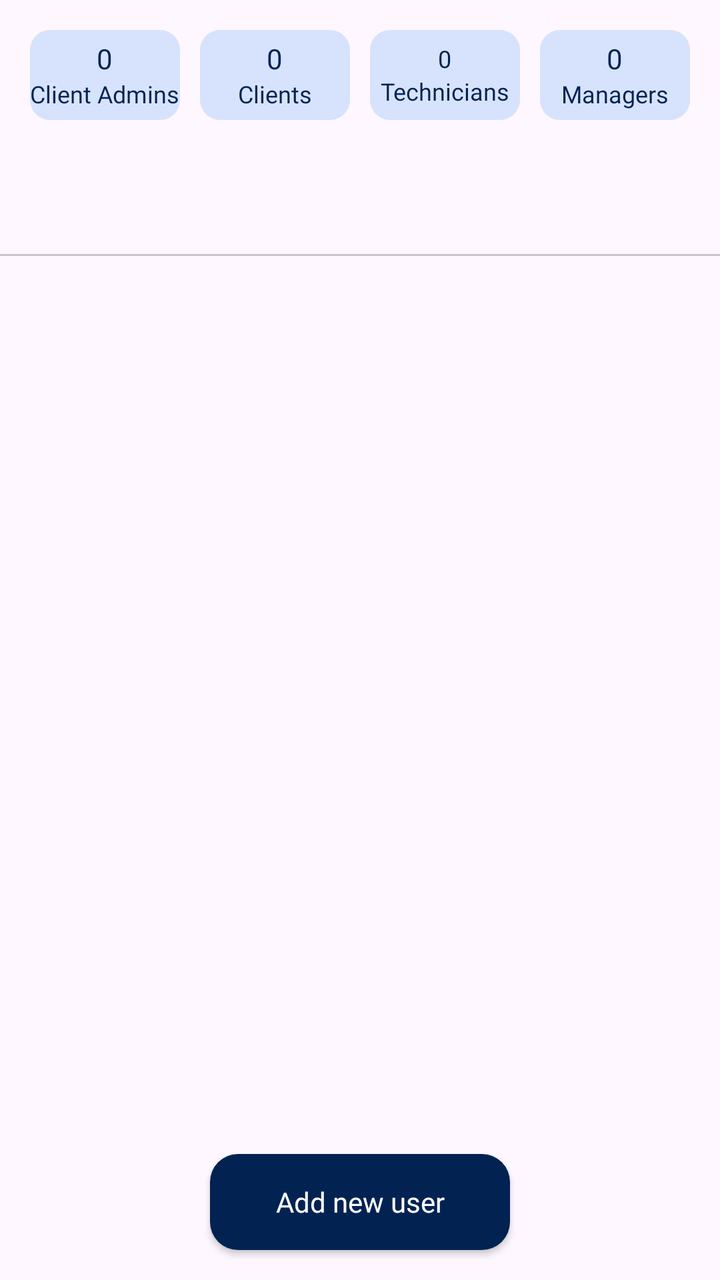
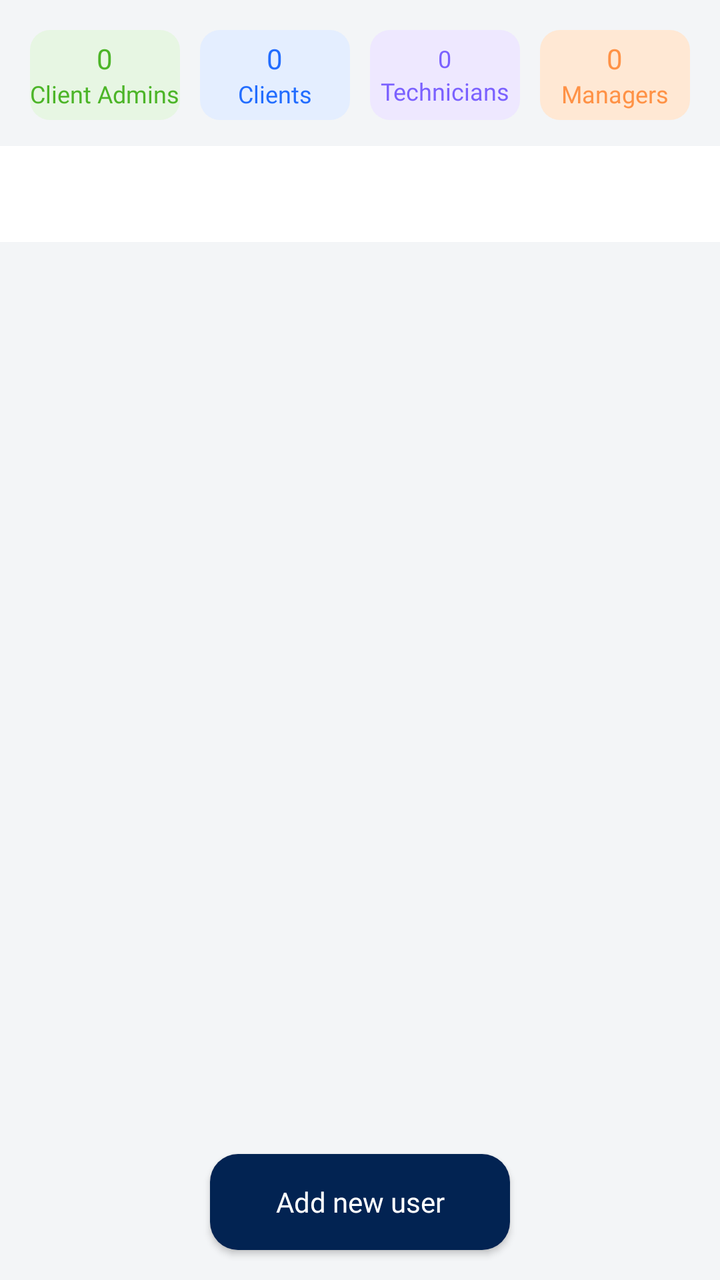

The first picture is an Android layout as it rendered before a commit; the second is the same layout after the commit. The layout source and the unified diff follow.
<!-- AndroidManifest.xml: application theme Theme.Evergreen -->
<!-- res/layout/fragment_list_all_a_m_c_technicians.xml -->
<?xml version="1.0" encoding="utf-8"?>
<androidx.constraintlayout.widget.ConstraintLayout xmlns:android="http://schemas.android.com/apk/res/android"
    xmlns:app="http://schemas.android.com/apk/res-auto"
    xmlns:tools="http://schemas.android.com/tools"
    android:layout_width="match_parent"
    android:layout_height="match_parent"
    tools:context=".fragments.ListAllAMCTechniciansFragment">


    <include
        android:layout_marginTop="@dimen/_10sdp"
        android:layout_marginHorizontal="@dimen/_10sdp"
        app:layout_constraintTop_toTopOf="parent"
        android:id="@+id/buttons"
        android:layout_width="match_parent"
        android:layout_height="@dimen/_55sdp"
        layout="@layout/amc_buttons"/>

    <androidx.viewpager2.widget.ViewPager2
        android:id="@+id/viewPager"
        android:layout_width="0dp"
        android:layout_height="0dp"
        app:layout_constraintBottom_toBottomOf="parent"
        app:layout_constraintTop_toBottomOf="@+id/tabLayout"
        app:layout_constraintEnd_toEndOf="parent"
        app:layout_constraintStart_toStartOf="parent"/>
    <com.google.android.material.tabs.TabLayout
        android:id="@+id/tabLayout"
        app:tabTextAppearance="@style/CustomTabTextAppearance"
        app:tabIndicatorAnimationMode="elastic"
        app:tabIndicatorFullWidth="false"
        app:tabTextColor="@color/gray1"
        app:tabBackground="@color/white"
        android:layout_marginTop="@dimen/_15sdp"
        android:contentDescription="@string/menu"
        app:tabSelectedTextColor="@color/black_blue1"
        android:layout_width="match_parent"
        android:layout_height="wrap_content"
        app:layout_constraintTop_toBottomOf="@+id/buttons"
        app:layout_constraintStart_toStartOf="parent"
        app:layout_constraintEnd_toEndOf="parent"
        app:tabMode="fixed"
        app:tabGravity="fill"/>
    <androidx.appcompat.widget.AppCompatButton
        android:textColor="@color/white"
        android:id="@+id/adduser"
        android:minWidth="@dimen/_150sdp"
        android:backgroundTint="@color/black_blue"
        android:fontFamily="@font/roboto_medium"
        android:background="@drawable/shape_rectangle_radius"
        android:textAllCaps="false"
        android:text="Add new user"
       android:layout_marginVertical="@dimen/_15sdp"
        app:layout_constraintBottom_toBottomOf="parent"
        app:layout_constraintStart_toStartOf="parent"
        app:layout_constraintEnd_toEndOf="parent"
        android:layout_width="wrap_content"
        android:layout_height="wrap_content"/>
</androidx.constraintlayout.widget.ConstraintLayout>
<!-- res/layout/amc_buttons.xml (included above) -->
<?xml version="1.0" encoding="utf-8"?>
<LinearLayout xmlns:android="http://schemas.android.com/apk/res/android"
    android:layout_width="match_parent"
    android:orientation="horizontal"
    android:weightSum="4"
    android:layout_height="@dimen/_50sdp">
    <LinearLayout
        android:id="@+id/ll_pocs"
        android:layout_margin="@dimen/_5sdp"
        android:gravity="center"
        android:layout_weight="1"
        android:backgroundTint="#4060A9F2"
        android:background="@drawable/rounded_corners"
        android:orientation="vertical"
        android:layout_width="0dp"
        android:layout_height="match_parent">
        <TextView
            android:id="@+id/pocs"
            android:textSize="@dimen/_14ssp"
            android:fontFamily="@font/roboto_medium"
            android:textColor="@color/black_blue"
            android:text="0"
            android:layout_width="wrap_content"
            android:layout_height="wrap_content"/>
        <TextView
            android:textSize="@dimen/_12ssp"
            android:textAlignment="center"
            android:layout_gravity="center"
            android:fontFamily="@font/roboto_medium"
            android:textColor="@color/black_blue"
            android:text="Client Admins"
            android:layout_width="wrap_content"
            android:layout_height="wrap_content"/>
    </LinearLayout>
    <LinearLayout
        android:layout_margin="@dimen/_5sdp"
        android:id="@+id/ll_managers"
        android:gravity="center"
        android:layout_weight="1"
        android:backgroundTint="#4060A9F2"
        android:background="@drawable/rounded_corners"
        android:orientation="vertical"
        android:layout_width="0dp"
        android:layout_height="match_parent">
        <TextView
            android:id="@+id/managers"
            android:textSize="@dimen/_14ssp"
            android:fontFamily="@font/roboto_medium"
            android:textColor="@color/black_blue"
            android:text="0"
            android:layout_width="wrap_content"
            android:layout_height="wrap_content"/>
        <TextView
            android:textSize="@dimen/_12ssp"
            android:textAlignment="center"
            android:layout_gravity="center"
            android:fontFamily="@font/roboto_medium"
            android:textColor="@color/black_blue"
            android:text="Clients"
            android:layout_width="wrap_content"
            android:layout_height="wrap_content"/>
    </LinearLayout>
    <LinearLayout
        android:id="@+id/ll_techncians"
        android:layout_margin="@dimen/_5sdp"
        android:gravity="center"
        android:layout_weight="1"
        android:backgroundTint="#4060A9F2"
        android:background="@drawable/rounded_corners"
        android:orientation="vertical"
        android:layout_width="0dp"
        android:layout_height="match_parent">
        <TextView
            android:id="@+id/technicins"
            android:textSize="@dimen/_12ssp"
            android:fontFamily="@font/roboto_medium"
            android:textColor="@color/black_blue"
            android:text="0"
            android:layout_width="wrap_content"
            android:layout_height="wrap_content"/>
        <TextView
            android:textSize="@dimen/_12ssp"
            android:textAlignment="center"
            android:layout_gravity="center"
            android:fontFamily="@font/roboto_medium"
            android:textColor="@color/black_blue"
            android:text="Technicians"
            android:layout_width="wrap_content"
            android:layout_height="wrap_content"/>
    </LinearLayout>
    <LinearLayout
        android:id="@+id/ll_admin"
        android:layout_margin="@dimen/_5sdp"
        android:gravity="center"
        android:layout_weight="1"
        android:backgroundTint="#4060A9F2"
        android:background="@drawable/rounded_corners"
        android:orientation="vertical"
        android:layout_width="0dp"
        android:layout_height="match_parent">
        <TextView
            android:id="@+id/admin"
            android:textSize="@dimen/_14ssp"
            android:fontFamily="@font/roboto_medium"
            android:textColor="@color/black_blue"
            android:text="0"
            android:layout_width="wrap_content"
            android:layout_height="wrap_content"/>
        <TextView
            android:textSize="@dimen/_12ssp"
            android:textAlignment="center"
            android:layout_gravity="center"
            android:fontFamily="@font/roboto_medium"
            android:textColor="@color/black_blue"
            android:text="Managers"
            android:layout_width="wrap_content"
            android:layout_height="wrap_content"/>
    </LinearLayout>

</LinearLayout>
<!-- resources referenced by this layout -->
<resources>
  <color name="black_blue">#022352</color>
  <color name="black_blue1">#4F6B94</color>
  <color name="gray1">#C1C7D0</color>
  <color name="white">#FFFFFFFF</color>
  <dimen name="_10sdp">10.00dp</dimen>
  <dimen name="_12ssp">12.00sp</dimen>
  <dimen name="_14ssp">14.00sp</dimen>
  <dimen name="_150sdp">150.00dp</dimen>
  <dimen name="_15sdp">15.00dp</dimen>
  <dimen name="_50sdp">50.00dp</dimen>
  <dimen name="_55sdp">55.00dp</dimen>
  <dimen name="_5sdp">5.00dp</dimen>
  <!-- drawable rounded_corners (drawable) -->
  <shape xmlns:android="http://schemas.android.com/apk/res/android">
      <corners android:radius="@dimen/_10sdp" />
      <solid android:color="#F2F4F7"/>
  </shape>
  <!-- drawable shape_rectangle_radius (drawable) -->
  <?xml version="1.0" encoding="utf-8"?>
  <shape xmlns:android="http://schemas.android.com/apk/res/android">
      <corners android:radius="14dp"/>
      <solid android:color="#D7FFE4"/>
  </shape>
  <string name="menu">menu</string>
  <style name="CustomTabTextAppearance" parent="TextAppearance.Design.Tab">
          <item name="android:textSize">14sp</item> 
          <item name="textAllCaps">false</item>
          
      </style>
  <style name="Theme.Evergreen" parent="Base.Theme.Evergreen" />
  <style name="Base.Theme.Evergreen" parent="Theme.Material3.Light.NoActionBar">
  
  
  
  
  
  
  
          <item name="android:statusBarColor">@color/black_blue</item>
  
  
      </style>
</resources>

<!-- the commit's change to res/layout/fragment_list_all_a_m_c_technicians.xml (unified diff, before → after) -->
@@ -4,6 +4,7 @@
     xmlns:tools="http://schemas.android.com/tools"
     android:layout_width="match_parent"
     android:layout_height="match_parent"
+    android:background="@color/home_page_bg"
     tools:context=".fragments.ListAllAMCTechniciansFragment">
 
 
@@ -29,11 +30,13 @@
         app:tabTextAppearance="@style/CustomTabTextAppearance"
         app:tabIndicatorAnimationMode="elastic"
         app:tabIndicatorFullWidth="false"
-        app:tabTextColor="@color/gray1"
+        app:tabTextColor="@color/gray2"
         app:tabBackground="@color/white"
-        android:layout_marginTop="@dimen/_15sdp"
+        android:background="@color/white"
+        android:layout_marginTop="@dimen/_8sdp"
         android:contentDescription="@string/menu"
-        app:tabSelectedTextColor="@color/black_blue1"
+        app:tabIndicatorColor="@color/btn_back"
+        app:tabSelectedTextColor="@color/black1"
         android:layout_width="match_parent"
         android:layout_height="wrap_content"
         app:layout_constraintTop_toBottomOf="@+id/buttons"
@@ -69,7 +72,7 @@
         android:layout_margin="@dimen/_5sdp"
         android:gravity="center"
         android:layout_weight="1"
-        android:backgroundTint="#4060A9F2"
+        android:backgroundTint="@color/chip_green"
         android:background="@drawable/rounded_corners"
         android:orientation="vertical"
         android:layout_width="0dp"
@@ -78,7 +81,7 @@
             android:id="@+id/pocs"
             android:textSize="@dimen/_14ssp"
             android:fontFamily="@font/roboto_medium"
-            android:textColor="@color/black_blue"
+            android:textColor="@color/accent_green"
             android:text="0"
             android:layout_width="wrap_content"
             android:layout_height="wrap_content"/>
@@ -87,7 +90,7 @@
             android:textAlignment="center"
             android:layout_gravity="center"
             android:fontFamily="@font/roboto_medium"
-            android:textColor="@color/black_blue"
+            android:textColor="@color/accent_green"
             android:text="Client Admins"
             android:layout_width="wrap_content"
             android:layout_height="wrap_content"/>
@@ -97,7 +100,7 @@
         android:id="@+id/ll_managers"
         android:gravity="center"
         android:layout_weight="1"
-        android:backgroundTint="#4060A9F2"
+        android:backgroundTint="@color/chip_blue"
         android:background="@drawable/rounded_corners"
         android:orientation="vertical"
         android:layout_width="0dp"
@@ -106,7 +109,7 @@
             android:id="@+id/managers"
             android:textSize="@dimen/_14ssp"
             android:fontFamily="@font/roboto_medium"
-            android:textColor="@color/black_blue"
+            android:textColor="@color/accent_blue"
             android:text="0"
             android:layout_width="wrap_content"
             android:layout_height="wrap_content"/>
@@ -115,7 +118,7 @@
             android:textAlignment="center"
             android:layout_gravity="center"
             android:fontFamily="@font/roboto_medium"
-            android:textColor="@color/black_blue"
+            android:textColor="@color/accent_blue"
             android:text="Clients"
             android:layout_width="wrap_content"
             android:layout_height="wrap_content"/>
@@ -125,7 +128,7 @@
         android:layout_margin="@dimen/_5sdp"
         android:gravity="center"
         android:layout_weight="1"
-        android:backgroundTint="#4060A9F2"
+        android:backgroundTint="@color/chip_purple"
         android:background="@drawable/rounded_corners"
         android:orientation="vertical"
         android:layout_width="0dp"
@@ -134,7 +137,7 @@
             android:id="@+id/technicins"
             android:textSize="@dimen/_12ssp"
             android:fontFamily="@font/roboto_medium"
-            android:textColor="@color/black_blue"
+            android:textColor="@color/accent_purple"
             android:text="0"
             android:layout_width="wrap_content"
             android:layout_height="wrap_content"/>
@@ -143,7 +146,7 @@
             android:textAlignment="center"
             android:layout_gravity="center"
             android:fontFamily="@font/roboto_medium"
-            android:textColor="@color/black_blue"
+            android:textColor="@color/accent_purple"
             android:text="Technicians"
             android:layout_width="wrap_content"
             android:layout_height="wrap_content"/>
@@ -153,7 +156,7 @@
         android:layout_margin="@dimen/_5sdp"
         android:gravity="center"
         android:layout_weight="1"
-        android:backgroundTint="#4060A9F2"
+        android:backgroundTint="@color/chip_orange"
         android:background="@drawable/rounded_corners"
         android:orientation="vertical"
         android:layout_width="0dp"
@@ -162,7 +165,7 @@
             android:id="@+id/admin"
             android:textSize="@dimen/_14ssp"
             android:fontFamily="@font/roboto_medium"
-            android:textColor="@color/black_blue"
+            android:textColor="@color/accent_orange"
             android:text="0"
             android:layout_width="wrap_content"
             android:layout_height="wrap_content"/>
@@ -171,7 +174,7 @@
             android:textAlignment="center"
             android:layout_gravity="center"
             android:fontFamily="@font/roboto_medium"
-            android:textColor="@color/black_blue"
+            android:textColor="@color/accent_orange"
             android:text="Managers"
             android:layout_width="wrap_content"
             android:layout_height="wrap_content"/>
<!-- resource entries referenced after the edit -->
@@ -1,8 +1,18 @@
 <!-- resources referenced by this layout -->
 <resources>
+  <color name="accent_blue">#226DFF</color>
+  <color name="accent_green">#4CB528</color>
+  <color name="accent_orange">#FF9246</color>
+  <color name="accent_purple">#7B61FF</color>
+  <color name="black1">#0D121C</color>
   <color name="black_blue">#022352</color>
-  <color name="black_blue1">#4F6B94</color>
-  <color name="gray1">#C1C7D0</color>
+  <color name="btn_back">#2057A6</color>
+  <color name="chip_blue">#E4EEFF</color>
+  <color name="chip_green">#E7F6E3</color>
+  <color name="chip_orange">#FFE8D4</color>
+  <color name="chip_purple">#EEE8FF</color>
+  <color name="gray2">#637587</color>
+  <color name="home_page_bg">#F3F5F7</color>
   <color name="white">#FFFFFFFF</color>
   <dimen name="_10sdp">10.00dp</dimen>
   <dimen name="_12ssp">12.00sp</dimen>
@@ -12,10 +22,11 @@
   <dimen name="_50sdp">50.00dp</dimen>
   <dimen name="_55sdp">55.00dp</dimen>
   <dimen name="_5sdp">5.00dp</dimen>
+  <dimen name="_8sdp">8.00dp</dimen>
   <!-- drawable rounded_corners (drawable) -->
   <shape xmlns:android="http://schemas.android.com/apk/res/android">
       <corners android:radius="@dimen/_10sdp" />
-      <solid android:color="#F2F4F7"/>
+      <solid android:color="@color/home_page_bg"/>
   </shape>
   <!-- drawable shape_rectangle_radius (drawable) -->
   <?xml version="1.0" encoding="utf-8"?>
